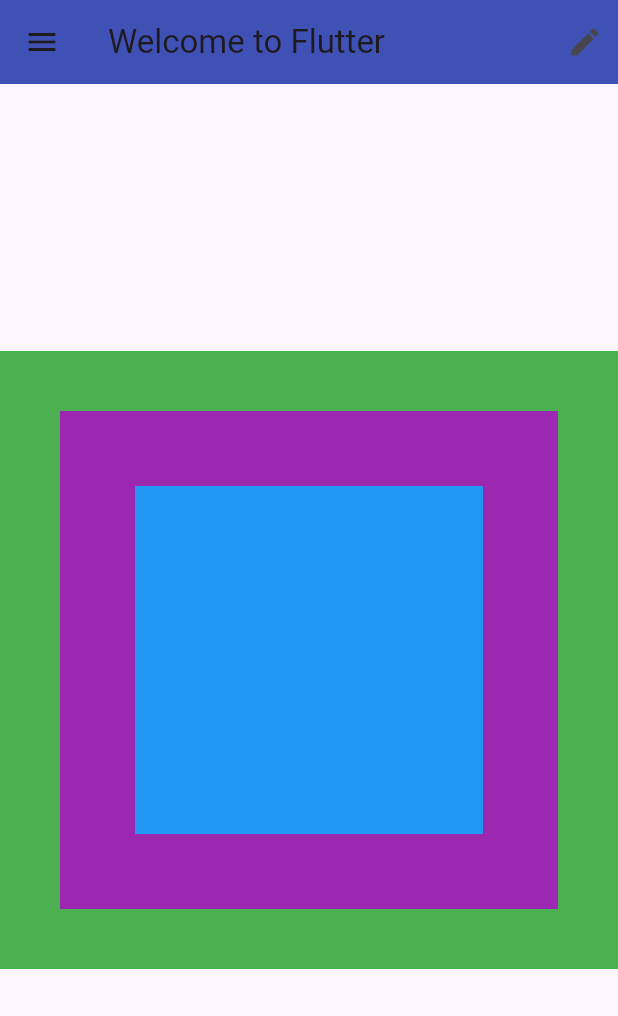
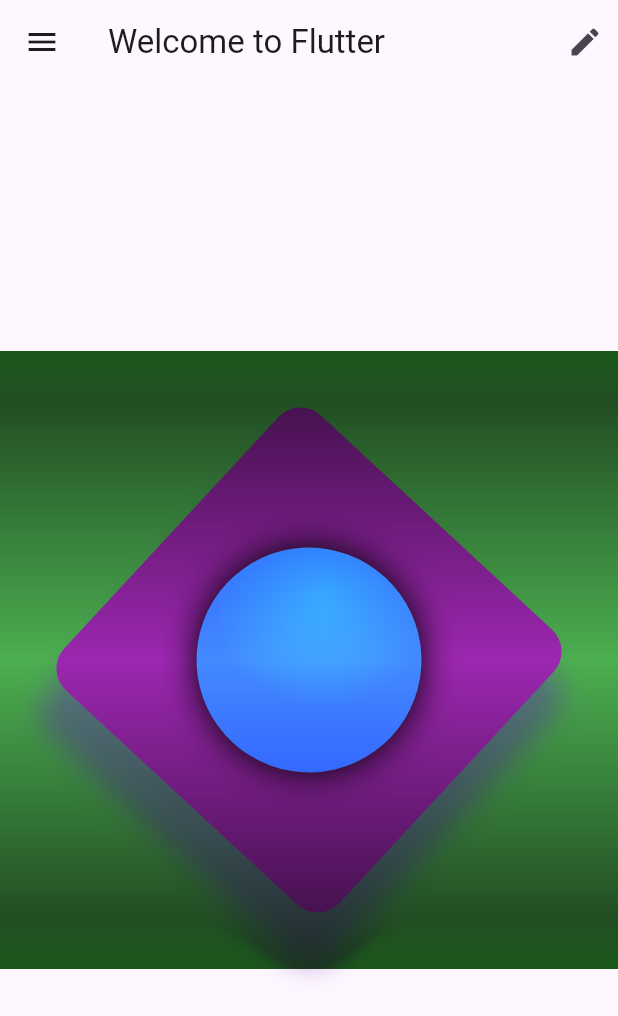
Before and after one commit to tugorez/learning-flutter, a Flutter app: the screen it shows after launch, on a phone screen of 412 x 824 dp. Shown: the top 1016 px of the screen. Run offline on Flutter 3.47's test engine with Material 3 defaults, Android fonts, the phone set to English and light mode, and no system bars.

Commit message:
Using the container widget

```diff
--- a/flutter_layout/lib/basic_screen.dart
+++ b/flutter_layout/lib/basic_screen.dart
@@ -8,8 +8,7 @@ class BasicScreen extends StatelessWidget {
   Widget build(BuildContext context) {
     return Scaffold(
       appBar: AppBar(
-        backgroundColor: Colors.indigo,
-        title: Text('Welcome to Flutter'),
+        title: const Text('Welcome to Flutter'),
         actions: const [
           Padding(
             padding: EdgeInsets.all(10),
@@ -17,7 +16,7 @@ class BasicScreen extends StatelessWidget {
           ),
         ],
       ),
-      body: Center(
+      body: const Center(
         child: AspectRatio(
           aspectRatio: 1.0,
           child: ImmutableWidget(),
@@ -26,7 +25,7 @@ class BasicScreen extends StatelessWidget {
       drawer: Drawer(
         child: Container(
           color: Colors.lightBlue,
-          child: Center(
+          child: const Center(
             child: Text("I'm a drawer"),
           ),
         ),
--- a/flutter_layout/lib/immutable_widget.dart
+++ b/flutter_layout/lib/immutable_widget.dart
@@ -1,3 +1,4 @@
+import 'dart:math';
 import 'package:flutter/material.dart';
 
 class ImmutableWidget extends StatelessWidget {
@@ -6,19 +7,62 @@ class ImmutableWidget extends StatelessWidget {
   @override
   Widget build(BuildContext context) {
     return Container(
-      color: Colors.green,
-      child: Padding(
-        padding: const EdgeInsets.all(40),
-        child: Container(
-          color: Colors.purple,
-          child: Padding(
-            padding: const EdgeInsets.all(50),
-            child: Container(
-              color: Colors.blue,
+      decoration: const BoxDecoration(color: Colors.green),
+      foregroundDecoration: const BoxDecoration(
+        backgroundBlendMode: BlendMode.colorBurn,
+        gradient: LinearGradient(
+          begin: Alignment.topCenter,
+          end: Alignment.bottomCenter,
+          colors: [
+            Color(0xAA0d6123),
+            Color(0x00000000),
+            Color(0xAA0d6123),
+          ],
+        ),
+      ),
+      child: Center(
+        child: Transform.rotate(
+          angle: 180 / pi,
+          child: Container(
+            width: 250,
+            height: 250,
+            decoration: BoxDecoration(
+              color: Colors.purple,
+              boxShadow: [
+                BoxShadow(
+                  color: Colors.deepPurple.withAlpha(120),
+                  spreadRadius: 4,
+                  blurRadius: 15,
+                  offset: Offset.fromDirection(1, 30),
+                ),
+              ],
+              borderRadius: BorderRadius.all(Radius.circular(20)),
+            ),
+            child: Padding(
+              padding: const EdgeInsets.all(50),
+              child: _buildShinyCircle(),
             ),
           ),
         ),
       ),
     );
   }
+
+  Widget _buildShinyCircle() {
+    return Container(
+      decoration: const BoxDecoration(
+        shape: BoxShape.circle,
+        gradient: RadialGradient(
+          colors: [
+            Colors.lightBlueAccent,
+            Colors.blueAccent,
+          ],
+          center: Alignment(-0.3, -0.5),
+        ),
+        boxShadow: [
+          BoxShadow(blurRadius: 20),
+        ],
+      ),
+    );
+  }
 }
```
